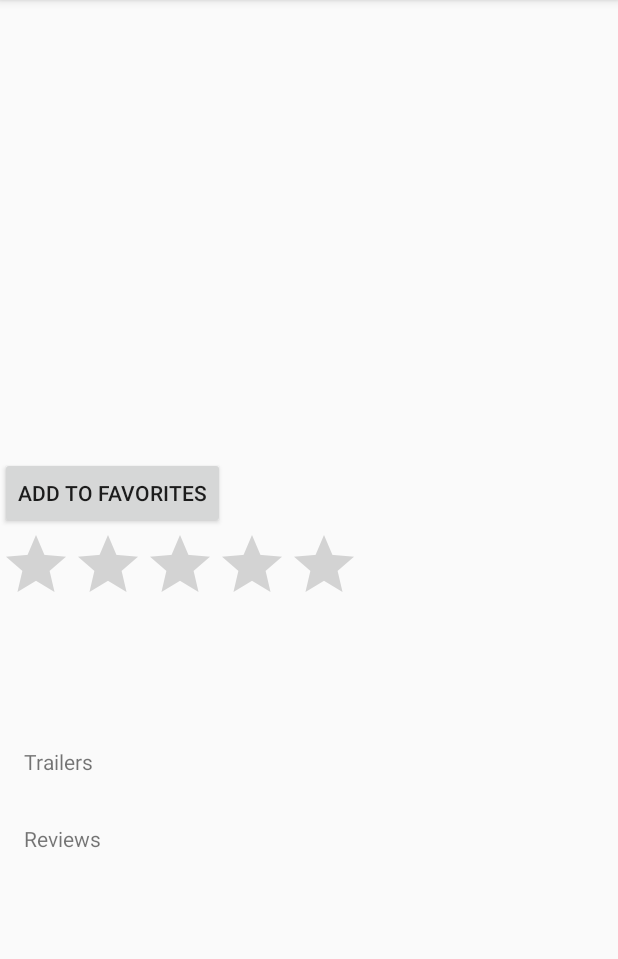
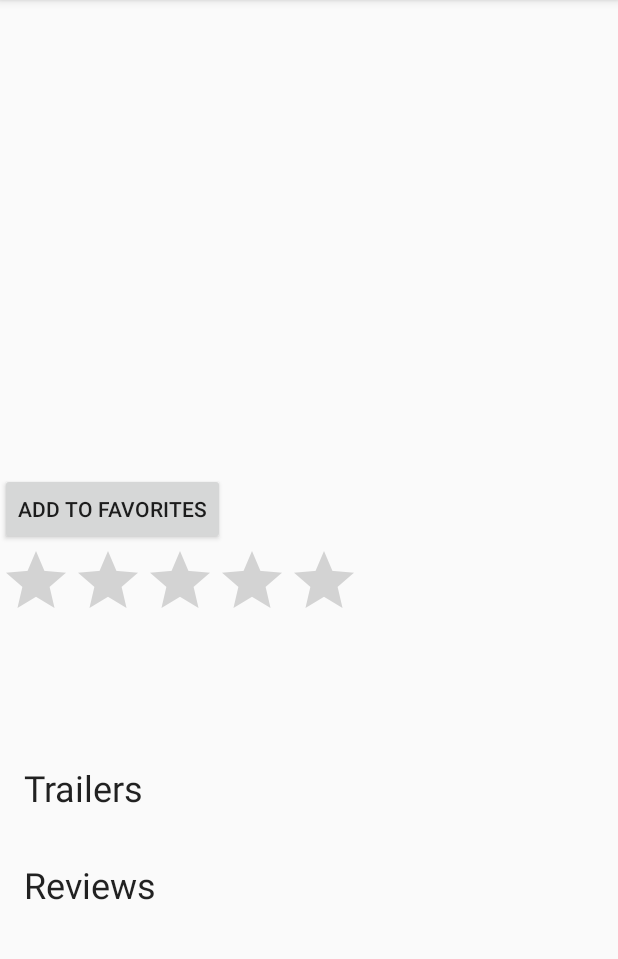
Before and after one commit to karinatber/PopularMoviesProj, an Android app: the MovieDetailActivity screen opened directly, with no data from a screen before it, on a phone screen of 412 x 824 dp, the part 84-1043 px from its top. Run offline under Robolectric (Android 15) with nearby library versions, the phone set to English and light mode, and no system bars; our stand-ins replace Picasso; pictures from the network do not load; 9 statements that could not run were skipped.

Commit message:
Improved some UI elements in MovieDetails

```diff
--- a/app/src/main/res/layout/activity_movie_detail.xml
+++ b/app/src/main/res/layout/activity_movie_detail.xml
@@ -23,8 +23,7 @@
                 android:layout_width="wrap_content"
                 android:layout_height="wrap_content"
                 android:id="@+id/tv_movies_detail_title"
-                android:textSize="25sp"
-                android:textStyle="bold"
+                android:textAppearance="@style/TextAppearance.AppCompat.Display1"
                 android:layout_alignParentStart="true"
                 android:layout_alignParentLeft="true"
                 android:padding="10dp"/>
@@ -33,6 +32,7 @@
                 android:layout_height="wrap_content"
                 android:id="@+id/bt_movie_details_add_fav"
                 android:text="@string/add_to_favorite"
+                android:textAppearance="@style/TextAppearance.AppCompat.Button"
                 android:layout_below="@id/tv_movies_detail_title"/>
             <RatingBar
                 android:layout_width="wrap_content"
@@ -62,6 +62,7 @@
             android:layout_height="wrap_content"
             android:text="@string/trailers"
             android:id="@+id/tv_trailer_label"
+            android:textAppearance="@style/TextAppearance.AppCompat.Headline"
             android:padding="16dp"/>
         <android.support.v7.widget.RecyclerView
             android:layout_width="match_parent"
@@ -72,6 +73,7 @@
             android:layout_height="wrap_content"
             android:id="@+id/tv_reviews_label"
             android:text="@string/review"
+            android:textAppearance="@style/TextAppearance.AppCompat.Headline"
             android:padding="16dp"/>
         <android.support.v7.widget.RecyclerView
             android:layout_width="match_parent"
--- a/app/src/main/res/values/strings.xml
+++ b/app/src/main/res/values/strings.xml
@@ -14,4 +14,5 @@
     <string name="remove_favorite">Remove Favorite</string>
     <string name="trailers">Trailers</string>
     <string name="review">Reviews</string>
+    <string name="fake_movie_title">Movie Title Name</string>
 </resources>
```
Also changed, not shown: app/src/main/res/layout/review_item.xml (+7 -0 lines).
